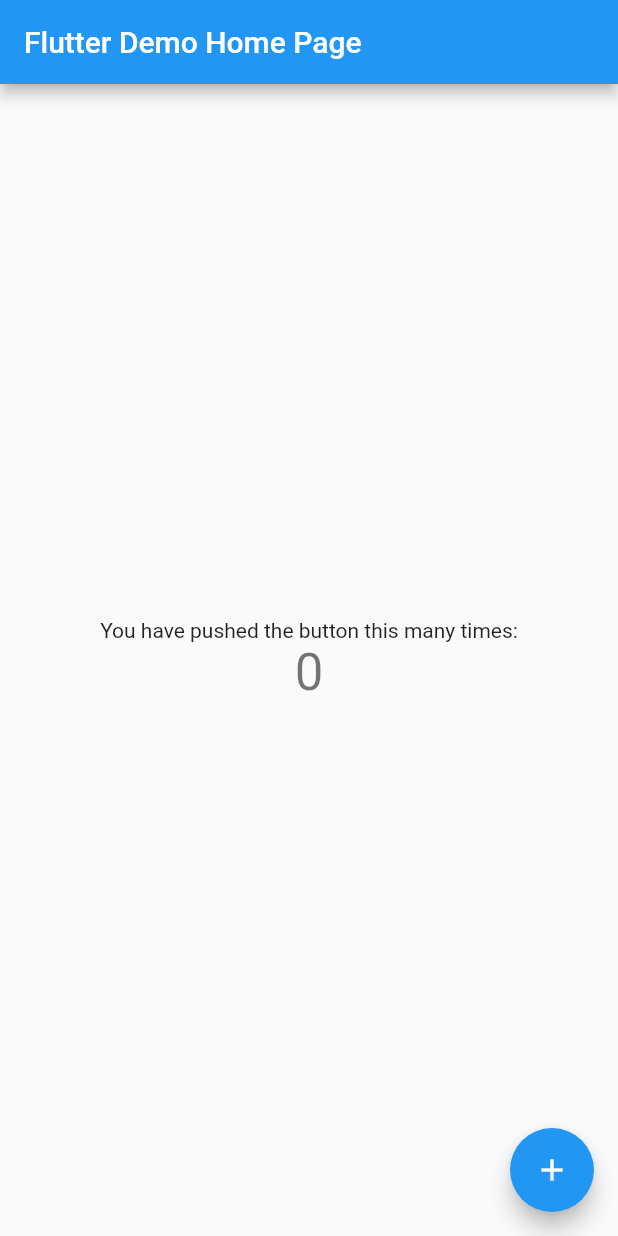
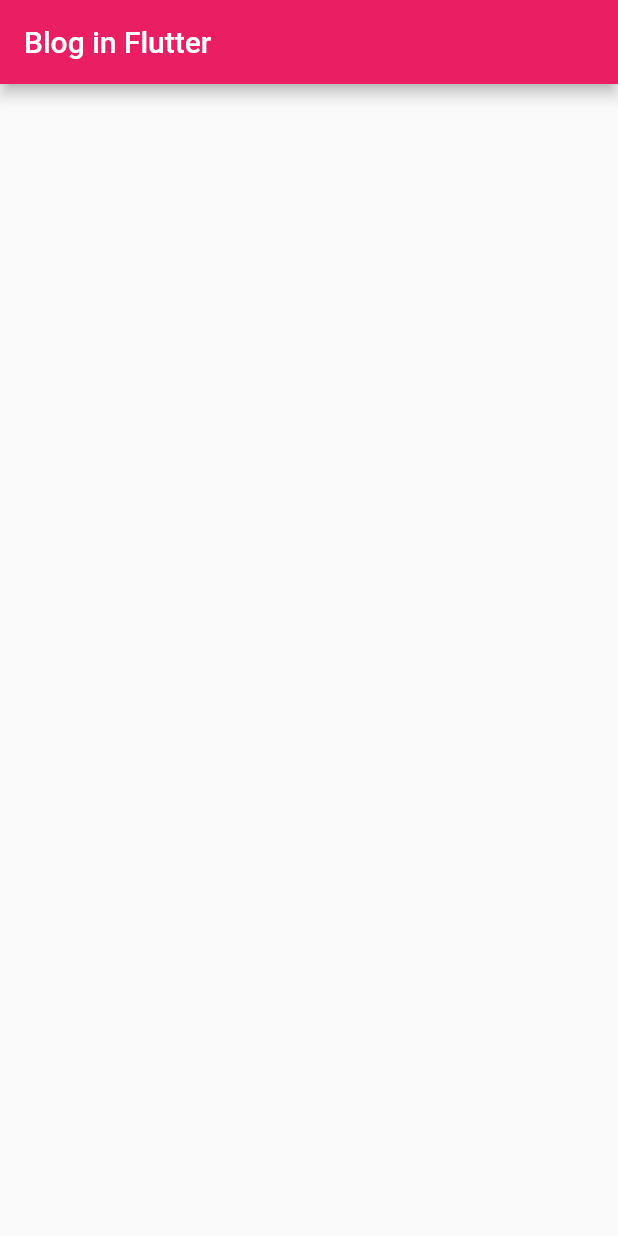
Before and after one commit to hiverkiya/BlogInFlutter, a Flutter app: the screen it shows after launch, on a phone screen of 412 x 824 dp. Run offline on Flutter 3.47's test engine with Material 2 defaults, Android fonts, the phone set to English and light mode, and no system bars.

Commit message:
Initializing Base app

```diff
--- a/lib/main.dart
+++ b/lib/main.dart
@@ -1,117 +1,29 @@
-import 'package:flutter/material.dart';
+import 'package:flutter/material.dart'; //brings important modules & packages
 
 void main() {
   runApp(MyApp());
 }
 
 class MyApp extends StatelessWidget {
-  // This widget is the root of your application.
   @override
   Widget build(BuildContext context) {
     return MaterialApp(
-      title: 'Flutter Demo',
+      title: 'Blog In Flutter',
       theme: ThemeData(
-        // This is the theme of your application.
-        //
-        // Try running your application with "flutter run". You'll see the
-        // application has a blue toolbar. Then, without quitting the app, try
-        // changing the primarySwatch below to Colors.green and then invoke
-        // "hot reload" (press "r" in the console where you ran "flutter run",
-        // or simply save your changes to "hot reload" in a Flutter IDE).
-        // Notice that the counter didn't reset back to zero; the application
-        // is not restarted.
-        primarySwatch: Colors.blue,
-        // This makes the visual density adapt to the platform that you run
-        // the app on. For desktop platforms, the controls will be smaller and
-        // closer together (more dense) than on mobile platforms.
+        primarySwatch: Colors.pink,
         visualDensity: VisualDensity.adaptivePlatformDensity,
       ),
-      home: MyHomePage(title: 'Flutter Demo Home Page'),
+      home: MyHomePage(),
     );
   }
 }
 
-class MyHomePage extends StatefulWidget {
-  MyHomePage({Key key, this.title}) : super(key: key);
-
-  // This widget is the home page of your application. It is stateful, meaning
-  // that it has a State object (defined below) that contains fields that affect
-  // how it looks.
-
-  // This class is the configuration for the state. It holds the values (in this
-  // case the title) provided by the parent (in this case the App widget) and
-  // used by the build method of the State. Fields in a Widget subclass are
-  // always marked "final".
-
-  final String title;
-
-  @override
-  _MyHomePageState createState() => _MyHomePageState();
-}
-
-class _MyHomePageState extends State<MyHomePage> {
-  int _counter = 0;
-
-  void _incrementCounter() {
-    setState(() {
-      // This call to setState tells the Flutter framework that something has
-      // changed in this State, which causes it to rerun the build method below
-      // so that the display can reflect the updated values. If we changed
-      // _counter without calling setState(), then the build method would not be
-      // called again, and so nothing would appear to happen.
-      _counter++;
-    });
-  }
-
+class MyHomePage extends StatelessWidget {
   @override
   Widget build(BuildContext context) {
-    // This method is rerun every time setState is called, for instance as done
-    // by the _incrementCounter method above.
-    //
-    // The Flutter framework has been optimized to make rerunning build methods
-    // fast, so that you can just rebuild anything that needs updating rather
-    // than having to individually change instances of widgets.
     return Scaffold(
-      appBar: AppBar(
-        // Here we take the value from the MyHomePage object that was created by
-        // the App.build method, and use it to set our appbar title.
-        title: Text(widget.title),
-      ),
-      body: Center(
-        // Center is a layout widget. It takes a single child and positions it
-        // in the middle of the parent.
-        child: Column(
-          // Column is also a layout widget. It takes a list of children and
-          // arranges them vertically. By default, it sizes itself to fit its
-          // children horizontally, and tries to be as tall as its parent.
-          //
-          // Invoke "debug painting" (press "p" in the console, choose the
-          // "Toggle Debug Paint" action from the Flutter Inspector in Android
-          // Studio, or the "Toggle Debug Paint" command in Visual Studio Code)
-          // to see the wireframe for each widget.
-          //
-          // Column has various properties to control how it sizes itself and
-          // how it positions its children. Here we use mainAxisAlignment to
-          // center the children vertically; the main axis here is the vertical
-          // axis because Columns are vertical (the cross axis would be
-          // horizontal).
-          mainAxisAlignment: MainAxisAlignment.center,
-          children: <Widget>[
-            Text(
-              'You have pushed the button this many times:',
-            ),
-            Text(
-              '$_counter',
-              style: Theme.of(context).textTheme.headline4,
-            ),
-          ],
-        ),
-      ),
-      floatingActionButton: FloatingActionButton(
-        onPressed: _incrementCounter,
-        tooltip: 'Increment',
-        child: Icon(Icons.add),
-      ), // This trailing comma makes auto-formatting nicer for build methods.
-    );
+        appBar: AppBar(
+            title: Text(
+                "Blog in Flutter"))); //Scaffold can hold other widgets inside
   }
 }
```
